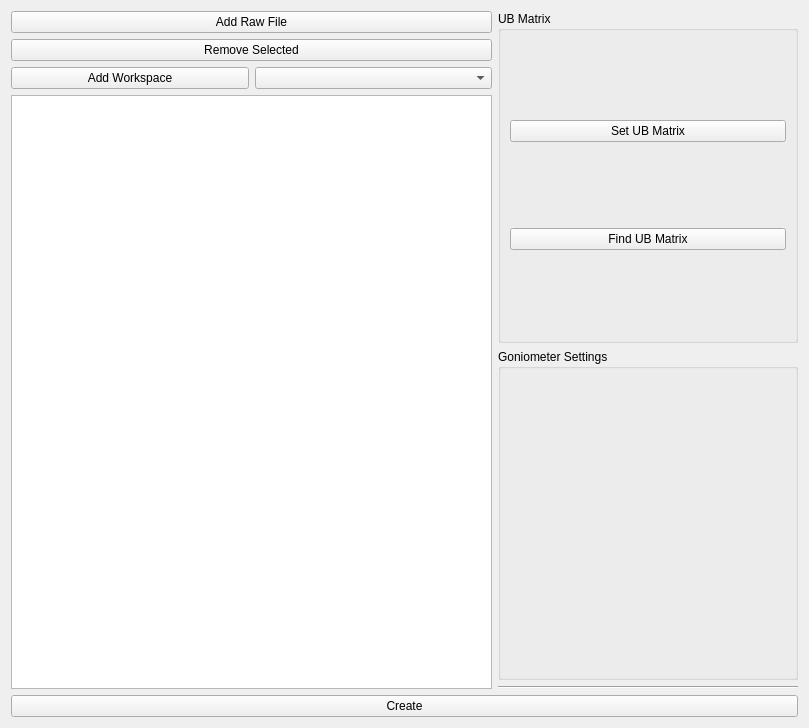
mantidproject/mantid, file Code/Mantid/MantidQt/CustomInterfaces/inc/MantidQtCustomInterfaces/CreateMDWorkspace.ui: the form before one commit.
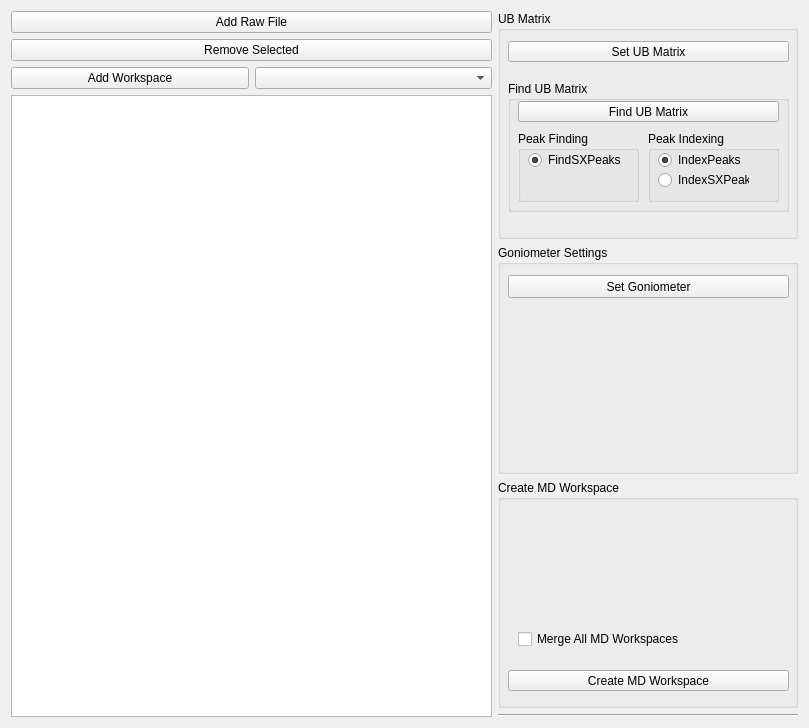
The form after the commit. Custom widgets are drawn as their Qt base class.

The edit to the form file:
```diff
--- a/Code/Mantid/MantidQt/CustomInterfaces/inc/MantidQtCustomInterfaces/CreateMDWorkspace.ui
+++ b/Code/Mantid/MantidQt/CustomInterfaces/inc/MantidQtCustomInterfaces/CreateMDWorkspace.ui
@@ -135,57 +135,204 @@
            <item>
             <layout class="QVBoxLayout" name="verticalLayout_mandatory">
              <item>
-              <layout class="QHBoxLayout" name="horizontalLayout_latticeCrystal">
+              <layout class="QVBoxLayout" name="verticalLayout">
                <item>
-                <widget class="QGroupBox" name="groupBox_lattice">
-                 <property name="minimumSize">
-                  <size>
-                   <width>300</width>
-                   <height>0</height>
-                  </size>
-                 </property>
-                 <property name="title">
-                  <string>UB Matrix</string>
-                 </property>
-                 <layout class="QVBoxLayout" name="verticalLayout">
-                  <item>
+                <layout class="QHBoxLayout" name="horizontalLayout_latticeCrystal">
+                 <item>
+                  <widget class="QGroupBox" name="groupBox_lattice">
+                   <property name="minimumSize">
+                    <size>
+                     <width>300</width>
+                     <height>0</height>
+                    </size>
+                   </property>
+                   <property name="title">
+                    <string>UB Matrix</string>
+                   </property>
                    <widget class="QPushButton" name="btn_set_ub_matrix">
+                    <property name="geometry">
+                     <rect>
+                      <x>10</x>
+                      <y>30</y>
+                      <width>281</width>
+                      <height>21</height>
+                     </rect>
+                    </property>
                     <property name="text">
                      <string>Set UB Matrix</string>
                     </property>
                    </widget>
-                  </item>
-                  <item>
-                   <widget class="QPushButton" name="btn_find_ub_matrix">
-                    <property name="text">
+                   <widget class="QGroupBox" name="gropBox_findUB">
+                    <property name="geometry">
+                     <rect>
+                      <x>10</x>
+                      <y>70</y>
+                      <width>281</width>
+                      <height>131</height>
+                     </rect>
+                    </property>
+                    <property name="title">
                      <string>Find UB Matrix</string>
                     </property>
+                    <widget class="QPushButton" name="btn_find_ub_matrix">
+                     <property name="geometry">
+                      <rect>
+                       <x>10</x>
+                       <y>20</y>
+                       <width>261</width>
+                       <height>21</height>
+                      </rect>
+                     </property>
+                     <property name="text">
+                      <string>Find UB Matrix</string>
+                     </property>
+                    </widget>
+                    <widget class="QGroupBox" name="groupBox_PeakFinding">
+                     <property name="geometry">
+                      <rect>
+                       <x>10</x>
+                       <y>50</y>
+                       <width>121</width>
+                       <height>71</height>
+                      </rect>
+                     </property>
+                     <property name="title">
+                      <string>Peak Finding</string>
+                     </property>
+                     <widget class="QRadioButton" name="ckFindSXPeaks">
+                      <property name="geometry">
+                       <rect>
+                        <x>10</x>
+                        <y>20</y>
+                        <width>101</width>
+                        <height>18</height>
+                       </rect>
+                      </property>
+                      <property name="text">
+                       <string>FindSXPeaks</string>
+                      </property>
+                      <property name="checkable">
+                       <bool>true</bool>
+                      </property>
+                      <property name="checked">
+                       <bool>true</bool>
+                      </property>
+                     </widget>
+                    </widget>
+                    <widget class="QGroupBox" name="groupBox_PeakIndexing">
+                     <property name="geometry">
+                      <rect>
+                       <x>140</x>
+                       <y>50</y>
+                       <width>131</width>
+                       <height>71</height>
+                      </rect>
+                     </property>
+                     <property name="title">
+                      <string>Peak Indexing</string>
+                     </property>
+                     <widget class="QRadioButton" name="ckIndexPeaks">
+                      <property name="geometry">
+                       <rect>
+                        <x>10</x>
+                        <y>20</y>
+                        <width>82</width>
+                        <height>18</height>
+                       </rect>
+                      </property>
+                      <property name="text">
+                       <string>IndexPeaks</string>
+                      </property>
+                      <property name="checkable">
+                       <bool>true</bool>
+                      </property>
+                      <property name="checked">
+                       <bool>true</bool>
+                      </property>
+                     </widget>
+                     <widget class="QRadioButton" name="ckIndexSXPeaks">
+                      <property name="geometry">
+                       <rect>
+                        <x>10</x>
+                        <y>40</y>
+                        <width>91</width>
+                        <height>18</height>
+                       </rect>
+                      </property>
+                      <property name="text">
+                       <string>IndexSXPeaks</string>
+                      </property>
+                     </widget>
+                    </widget>
                    </widget>
-                  </item>
-                 </layout>
-                </widget>
-               </item>
-              </layout>
-             </item>
-             <item>
-              <layout class="QHBoxLayout" name="horizontalLayout_logValues_Goniometer">
-               <item>
-                <widget class="QGroupBox" name="groupBox_goniometeroffsets">
-                 <property name="minimumSize">
-                  <size>
-                   <width>300</width>
-                   <height>0</height>
-                  </size>
-                 </property>
-                 <property name="title">
-                  <string>Goniometer Settings</string>
-                 </property>
-                </widget>
+                   <zorder>btn_set_ub_matrix</zorder>
+                   <zorder>gropBox_findUB</zorder>
+                   <zorder></zorder>
+                   <zorder>goniometerGroupBox</zorder>
+                  </widget>
+                 </item>
+                </layout>
                </item>
               </layout>
              </item>
             </layout>
            </item>
+           <item>
+            <widget class="QGroupBox" name="goniometerGroupBox">
+             <property name="title">
+              <string>Goniometer Settings</string>
+             </property>
+             <property name="alignment">
+              <set>Qt::AlignLeading|Qt::AlignLeft|Qt::AlignTop</set>
+             </property>
+             <widget class="QPushButton" name="btn_set_goniometer">
+              <property name="geometry">
+               <rect>
+                <x>10</x>
+                <y>30</y>
+                <width>281</width>
+                <height>23</height>
+               </rect>
+              </property>
+              <property name="text">
+               <string>Set Goniometer</string>
+              </property>
+             </widget>
+            </widget>
+           </item>
+           <item>
+            <widget class="QGroupBox" name="groupBox">
+             <property name="title">
+              <string>Create MD Workspace</string>
+             </property>
+             <widget class="QPushButton" name="btn_create">
+              <property name="geometry">
+               <rect>
+                <x>10</x>
+                <y>190</y>
+                <width>281</width>
+                <height>21</height>
+               </rect>
+              </property>
+              <property name="text">
+               <string>Create MD Workspace</string>
+              </property>
+             </widget>
+             <widget class="QCheckBox" name="checkBox">
+              <property name="geometry">
+               <rect>
+                <x>20</x>
+                <y>150</y>
+                <width>161</width>
+                <height>18</height>
+               </rect>
+              </property>
+              <property name="text">
+               <string>Merge All MD Workspaces</string>
+              </property>
+             </widget>
+            </widget>
+           </item>
            <item>
             <widget class="Line" name="line">
              <property name="sizePolicy">
@@ -208,15 +355,7 @@
     </layout>
    </item>
    <item>
-    <layout class="QHBoxLayout" name="controlButtonsLayout">
-     <item>
-      <widget class="QPushButton" name="btn_create">
-       <property name="text">
-        <string>Create</string>
-       </property>
-      </widget>
-     </item>
-    </layout>
+    <layout class="QHBoxLayout" name="controlButtonsLayout"/>
    </item>
   </layout>
  </widget>
```
